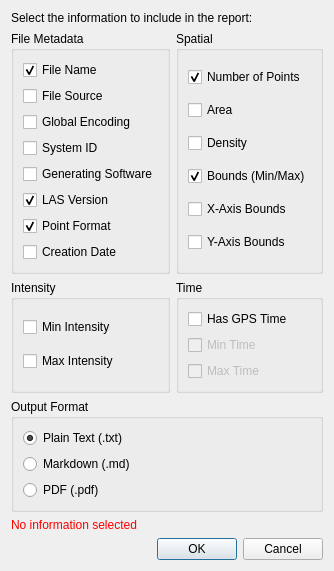
This is plugin_ui/report_form.ui in Skoolzon3/MyLiDAR as Qt 5 draws it before an edit. The edited form follows.
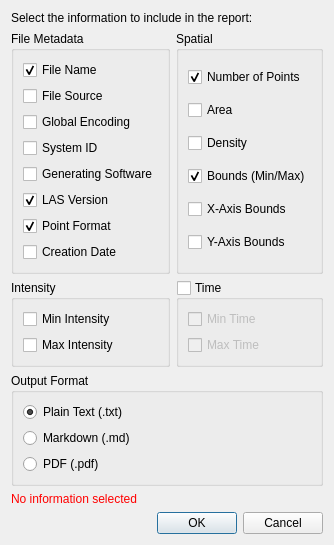
This is the edited form.

Commit message:
Allow to check attribute categories on the UI
Note: Currently only implemented with GPS time. Redundant attribute deleted.

```diff
--- a/plugin_ui/report_form.ui
+++ b/plugin_ui/report_form.ui
@@ -185,19 +185,15 @@
                             <property name="title">
                                 <string>Time</string>
                             </property>
+                            <property name="checkable">
+                                <bool>true</bool>
+                            </property>
+                            <property name="checked">
+                                <bool>false</bool>
+                            </property>
                             <layout class="QVBoxLayout" name="verticalLayoutTime">
-                                <item>
-                                    <widget class="QCheckBox" name="checkHasGpsTime">
-                                        <property name="text">
-                                            <string>Has GPS Time</string>
-                                        </property>
-                                    </widget>
-                                </item>
                                 <item>
                                     <widget class="QCheckBox" name="checkMinTime">
-                                        <property name="enabled">
-                                            <bool>false</bool>
-                                        </property>
                                         <property name="text">
                                             <string>Min Time</string>
                                         </property>
@@ -205,9 +201,6 @@
                                 </item>
                                 <item>
                                     <widget class="QCheckBox" name="checkMaxTime">
-                                        <property name="enabled">
-                                            <bool>false</bool>
-                                        </property>
                                         <property name="text">
                                             <string>Max Time</string>
                                         </property>
```
Left out of the diff: 14 changed lines with no effect on the pictures. The commit also changes 1 other file.
